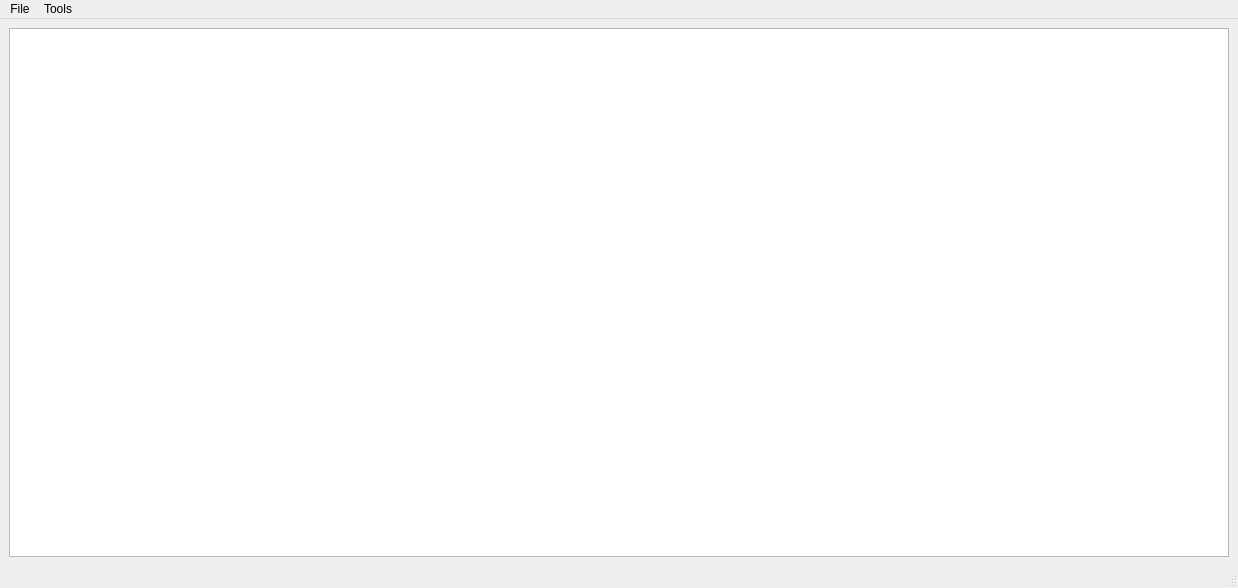
greyltc/analysis-software, file batch-iv-analysis.ui: the form before one commit.
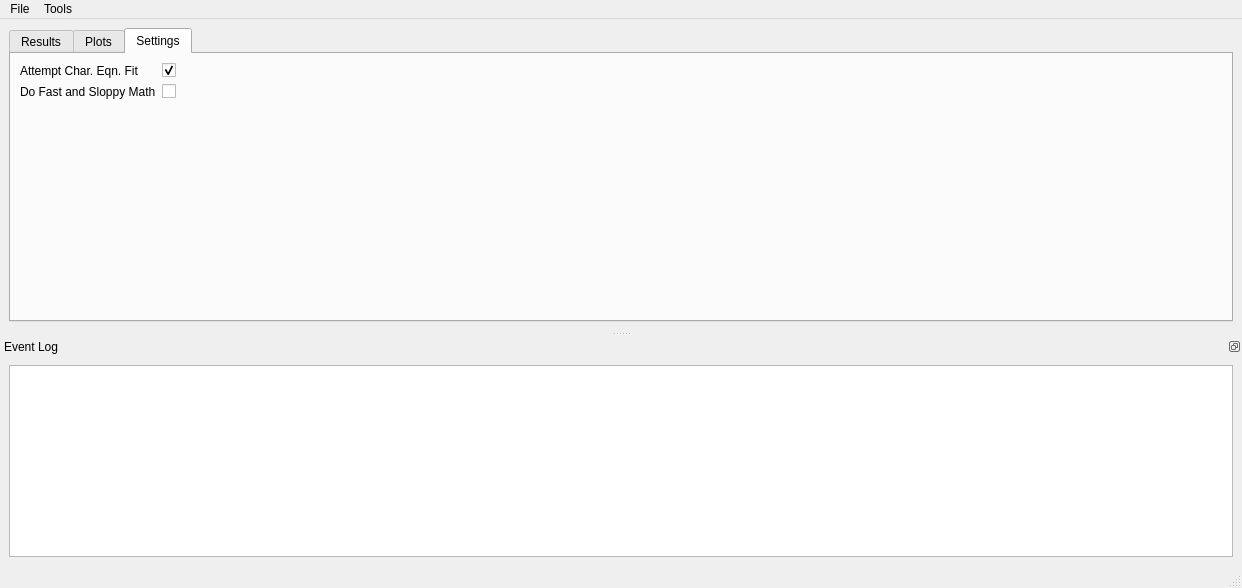
The form after the commit. The open tabs and pages were chosen to show the change.

Commit message: - major simplification by removing the need for interpolate.py and polynomial.py - can export table to .mat file - new method for detecting and fixing abnormal curves - new UI partially done - numerous bug fixes and performance improvements - user selectable fast or accurate math - user selectable char eqn fit

Diff of the .ui file:
```diff
--- a/batch-iv-analysis.ui
+++ b/batch-iv-analysis.ui
@@ -6,7 +6,7 @@
    <rect>
     <x>0</x>
     <y>0</y>
-    <width>1238</width>
+    <width>1242</width>
     <height>588</height>
    </rect>
   </property>
@@ -16,6 +16,16 @@
   <widget class="QWidget" name="centralwidget">
    <layout class="QGridLayout" name="gridLayout">
     <item row="0" column="0">
+     <widget class="QTabWidget" name="tehTabs">
+      <property name="currentIndex">
+       <number>0</number>
+      </property>
+      <widget class="QWidget" name="resultsTabs">
+       <attribute name="title">
+        <string>Results</string>
+       </attribute>
+       <layout class="QGridLayout" name="gridLayout_3">
+        <item row="0" column="0">
      <widget class="QTableWidget" name="tableWidget">
       <property name="editTriggers">
        <set>QAbstractItemView::NoEditTriggers</set>
@@ -57,13 +67,60 @@
     </item>
    </layout>
   </widget>
+      <widget class="QWidget" name="plotTab">
+       <attribute name="title">
+        <string>Plots</string>
+       </attribute>
+      </widget>
+      <widget class="QWidget" name="settingsTab">
+       <attribute name="title">
+        <string>Settings</string>
+       </attribute>
+       <layout class="QHBoxLayout" name="horizontalLayout">
+        <item>
+         <layout class="QFormLayout" name="formLayout_2">
+          <item row="0" column="0">
+           <widget class="QLabel" name="attemptCharEqnFitLabel">
+            <property name="text">
+             <string>Attempt Char. Eqn. Fit</string>
+            </property>
+           </widget>
+          </item>
+          <item row="0" column="1">
+           <widget class="QCheckBox" name="attemptCharEqnFitCheckBox">
+            <property name="checked">
+             <bool>true</bool>
+            </property>
+           </widget>
+          </item>
+          <item row="1" column="0">
+           <widget class="QLabel" name="doFastAndSloppyMathLabel">
+            <property name="text">
+             <string>Do Fast and Sloppy Math</string>
+            </property>
+           </widget>
+          </item>
+          <item row="1" column="1">
+           <widget class="QCheckBox" name="doFastAndSloppyMathCheckBox"/>
+          </item>
+         </layout>
+        </item>
+        <item>
+         <layout class="QFormLayout" name="formLayout"/>
+        </item>
+       </layout>
+      </widget>
+     </widget>
+    </item>
+   </layout>
+  </widget>
   <widget class="QMenuBar" name="menubar">
    <property name="geometry">
     <rect>
      <x>0</x>
      <y>0</y>
-     <width>1238</width>
-     <height>28</height>
+     <width>1242</width>
+     <height>25</height>
     </rect>
    </property>
    <widget class="QMenu" name="menuFile">
@@ -88,7 +145,44 @@
    <addaction name="menuFile"/>
    <addaction name="menuTools"/>
   </widget>
-  <widget class="QStatusBar" name="statusbar"/>
+  <widget class="QStatusBar" name="statusbar">
+   <property name="enabled">
+    <bool>true</bool>
+   </property>
+  </widget>
+  <widget class="QDockWidget" name="tehDock">
+   <property name="sizePolicy">
+    <sizepolicy hsizetype="Expanding" vsizetype="MinimumExpanding">
+     <horstretch>0</horstretch>
+     <verstretch>0</verstretch>
+    </sizepolicy>
+   </property>
+   <property name="minimumSize">
+    <size>
+     <width>85</width>
+     <height>0</height>
+    </size>
+   </property>
+   <property name="features">
+    <set>QDockWidget::DockWidgetFloatable|QDockWidget::DockWidgetMovable</set>
+   </property>
+   <property name="allowedAreas">
+    <set>Qt::BottomDockWidgetArea|Qt::LeftDockWidgetArea|Qt::RightDockWidgetArea</set>
+   </property>
+   <property name="windowTitle">
+    <string>Event Log</string>
+   </property>
+   <attribute name="dockWidgetArea">
+    <number>8</number>
+   </attribute>
+   <widget class="QWidget" name="dockWidgetContents">
+    <layout class="QGridLayout" name="gridLayout_2">
+     <item row="0" column="0">
+      <widget class="QTextBrowser" name="eventLog"/>
+     </item>
+    </layout>
+   </widget>
+  </widget>
   <action name="actionQuit">
    <property name="text">
     <string>Quit</string>
```
Lines whose indentation alone changed are shown as unchanged. The commit also changes 4 other files.
